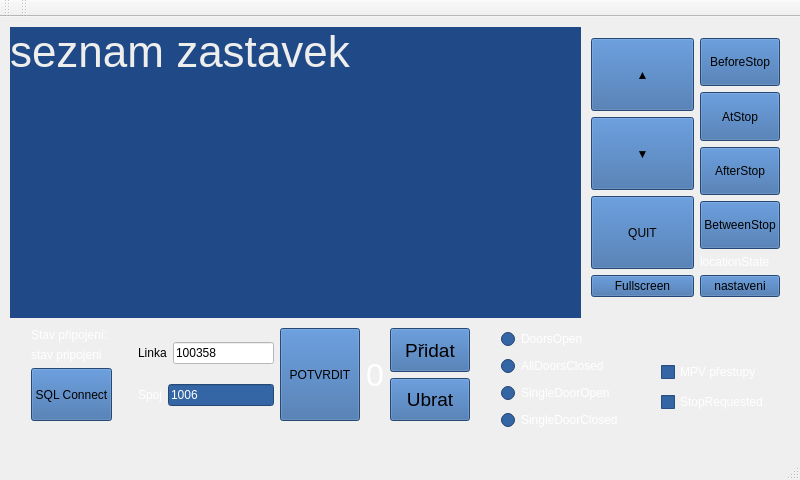
Old version of the form mainwindow.ui in the repository frutabruta/VDV301tester.
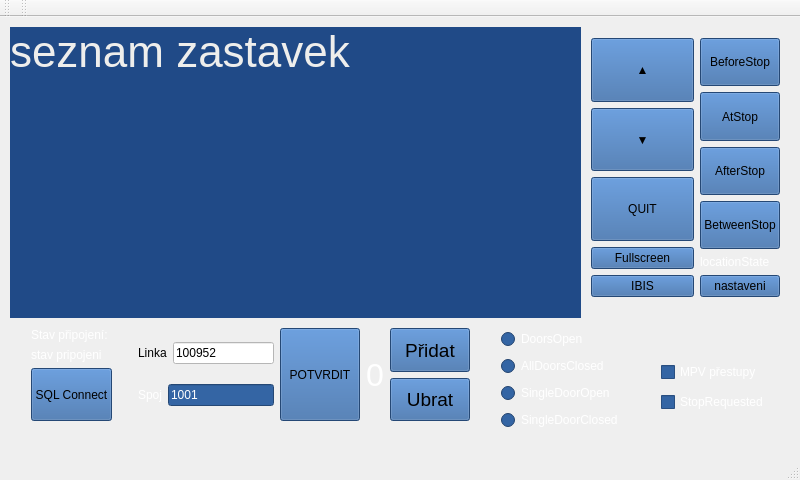
New version of the form. The open tabs and pages were chosen to show the change.

Diff of the .ui file:
```diff
--- a/mainwindow.ui
+++ b/mainwindow.ui
@@ -1008,7 +1008,7 @@
               <bool>false</bool>
              </property>
              <property name="text">
-              <string>100358</string>
+              <string>100952</string>
              </property>
             </widget>
            </item>
@@ -1026,7 +1026,7 @@
            <item>
             <widget class="QLineEdit" name="polespoje">
              <property name="text">
-              <string>1006</string>
+              <string>1001</string>
              </property>
             </widget>
            </item>
@@ -1206,6 +1206,13 @@
            </property>
           </widget>
          </item>
+         <item>
+          <widget class="QPushButton" name="tlacitkoIBIS">
+           <property name="text">
+            <string>IBIS</string>
+           </property>
+          </widget>
+         </item>
         </layout>
        </item>
        <item>
```
Left out of the diff: 4 changed lines with no effect on the pictures.
